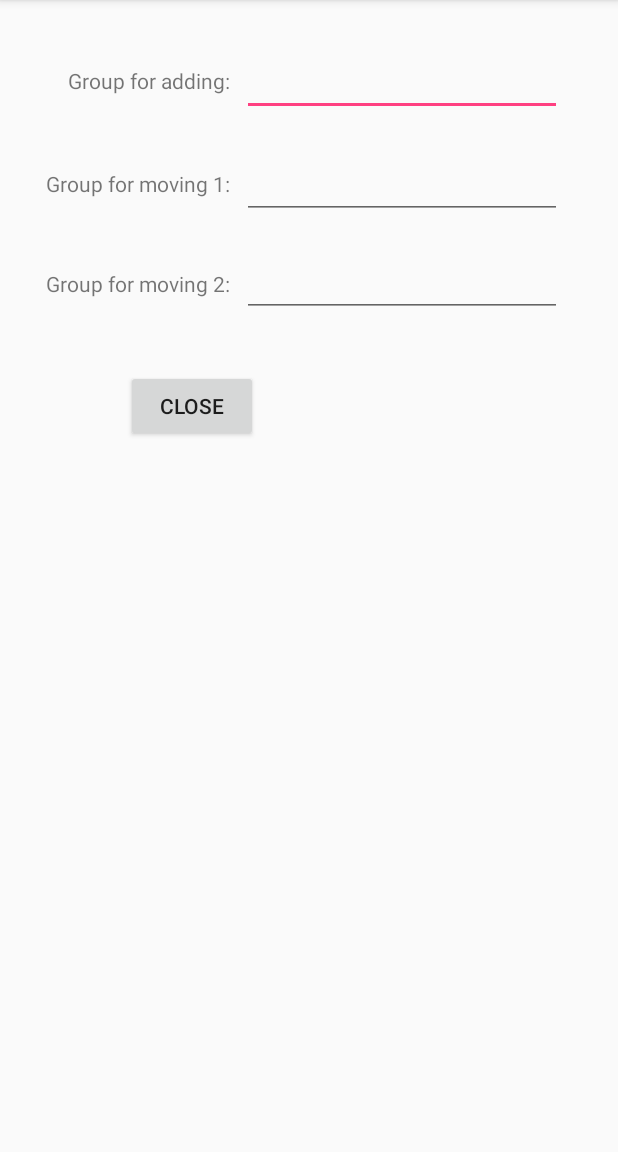
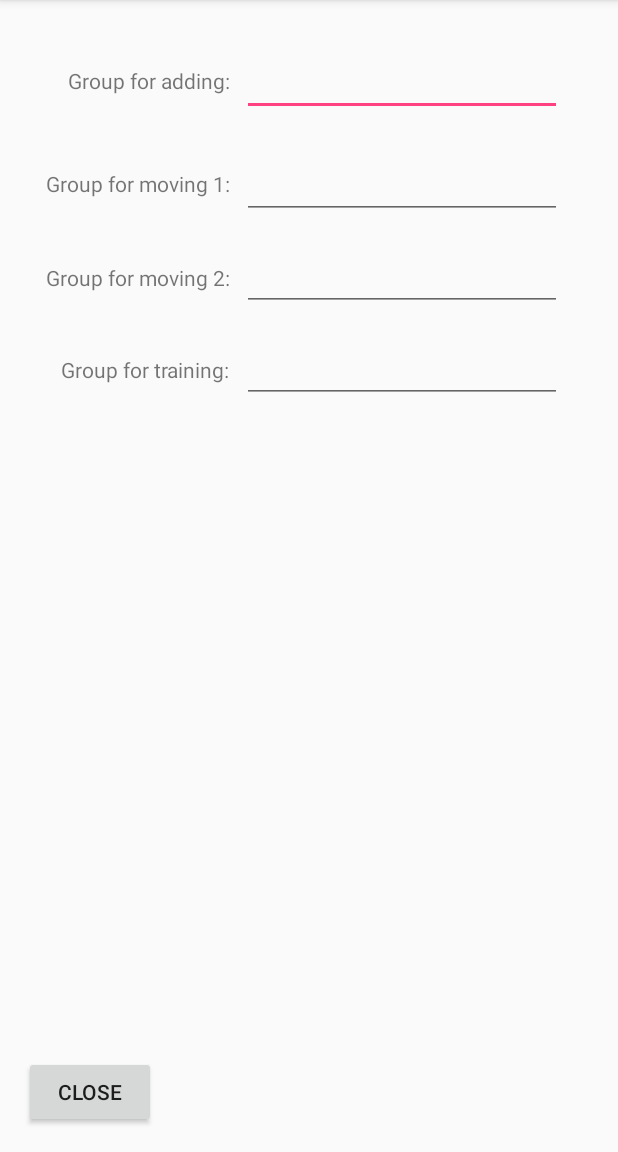
Before and after one commit to ander335/ForeignCards, an Android app: the SettingsActivity screen opened directly, with no data from a screen before it, on a phone screen of 412 x 824 dp, the part 84-1236 px from its top. Run offline under Robolectric (Android 15) with nearby library versions, the phone set to English and light mode, and no system bars; network calls fail; 8 statements that could not run were skipped.

Commit message:
ActivityTrain: code prototype

```diff
--- a/app/src/main/java/inc/aminkinen/foreigncards/SettingsActivity.kt
+++ b/app/src/main/java/inc/aminkinen/foreigncards/SettingsActivity.kt
@@ -34,16 +34,23 @@ class SettingsActivity : AppCompatActivity() {
         val settings = db.getSettings()
 
         val adding = findViewById<EditText>(R.id.text_group_for_adding)
+        val training = findViewById<EditText>(R.id.text_group_for_training)
         val moving1 = findViewById<EditText>(R.id.text_group_for_moving_1)
         val moving2 = findViewById<EditText>(R.id.text_group_for_moving_2)
 
         adding.setText("${settings.GroupIdForAdding}")
+        training.setText("${settings.GroupIdForTraining}")
         moving1.setText("${settings.GroupIdForMoving1}")
         moving2.setText("${settings.GroupIdForMoving2}")
 
         adding.addTextChangedListener(TextWatcherEx { g : Int, s : Settings ->
             Log.i("SettingsActivity", "Change adding group: $g (old: ${s.GroupIdForAdding})")
             s.GroupIdForAdding = g
+            s
+        })
+        training.addTextChangedListener(TextWatcherEx { g : Int, s : Settings ->
+            Log.i("SettingsActivity", "Change training group: $g (old: ${s.GroupIdForTraining})")
+            s.GroupIdForTraining = g
             s
         })
         moving1.addTextChangedListener(TextWatcherEx { g : Int, s : Settings ->
--- a/app/src/main/java/inc/aminkinen/foreigncards/database/DbProvider.kt
+++ b/app/src/main/java/inc/aminkinen/foreigncards/database/DbProvider.kt
@@ -96,6 +96,7 @@ class DbProvider(ctx : Context) {
 
         val result = Settings(
                 c.getInt(c.getColumnIndex("GroupIdForAdding")),
+                c.getInt(c.getColumnIndex("GroupIdForTraining")),
                 c.getInt(c.getColumnIndex("GroupIdForMoving1")),
                 c.getInt(c.getColumnIndex("GroupIdForMoving2")));
         c.close()
@@ -106,6 +107,7 @@ class DbProvider(ctx : Context) {
     fun updateSettings(s: Settings) {
         val v = ContentValues()
         v.put("GroupIdForAdding", s.GroupIdForAdding)
+        v.put("GroupIdForTraining", s.GroupIdForTraining)
         v.put("GroupIdForMoving1", s.GroupIdForMoving1)
         v.put("GroupIdForMoving2", s.GroupIdForMoving2)
 
@@ -114,7 +116,7 @@ class DbProvider(ctx : Context) {
 
     companion object {
         private object Holder { var instance : DbProvider? = null }
-        val Instance : DbProvider by lazy { Holder.instance ?: throw Exception("Processor wasn't initialized!") }
+        val Instance : DbProvider by lazy { Holder.instance ?: throw Exception("Provider wasn't initialized!") }
 
         fun init(ctx : Context) {
             if (Holder.instance != null)
--- a/app/src/main/java/inc/aminkinen/foreigncards/entities/Settings.kt
+++ b/app/src/main/java/inc/aminkinen/foreigncards/entities/Settings.kt
@@ -1,5 +1,6 @@
 package inc.aminkinen.foreigncards.entities
 
 class Settings(var GroupIdForAdding: Int = -1,
+               var GroupIdForTraining: Int = -1,
                var GroupIdForMoving1: Int = -1,
                var GroupIdForMoving2: Int = -1)
--- a/app/src/main/res/layout/activity_settings.xml
+++ b/app/src/main/res/layout/activity_settings.xml
@@ -76,7 +76,7 @@
         android:layout_width="wrap_content"
         android:layout_height="wrap_content"
         android:layout_marginEnd="8dp"
-        android:layout_marginTop="20dp"
+        android:layout_marginTop="16dp"
         android:ems="10"
         android:inputType="textPersonName|number"
         app:layout_constraintEnd_toEndOf="@+id/text_group_for_adding"
@@ -88,13 +88,35 @@
         android:id="@+id/sa_button_close"
         android:layout_width="wrap_content"
         android:layout_height="wrap_content"
+        android:layout_marginBottom="16dp"
+        android:layout_marginStart="16dp"
+        android:text="@string/button_close_text"
+        app:layout_constraintBottom_toBottomOf="parent"
+        app:layout_constraintStart_toStartOf="parent" />
+
+    <TextView
+        android:id="@+id/textView4"
+        android:layout_width="wrap_content"
+        android:layout_height="wrap_content"
+        android:layout_marginBottom="8dp"
         android:layout_marginEnd="8dp"
+        android:layout_marginTop="8dp"
+        android:text="@string/activity_settings_group_for_training_label"
+        app:layout_constraintBottom_toBottomOf="@+id/text_group_for_training"
+        app:layout_constraintEnd_toStartOf="@+id/text_group_for_training"
+        app:layout_constraintTop_toTopOf="@+id/text_group_for_training" />
+
+    <EditText
+        android:id="@+id/text_group_for_training"
+        android:layout_width="wrap_content"
+        android:layout_height="wrap_content"
         android:layout_marginStart="8dp"
-        android:layout_marginTop="48dp"
-        android:text="@string/button_close_text"
-        app:layout_constraintEnd_toEndOf="parent"
-        app:layout_constraintHorizontal_bias="0.247"
-        app:layout_constraintStart_toStartOf="parent"
-        app:layout_constraintTop_toBottomOf="@+id/textView3" />
+        android:layout_marginTop="16dp"
+        android:ems="10"
+        android:inputType="textPersonName"
+        app:layout_constraintEnd_toEndOf="@+id/text_group_for_adding"
+        app:layout_constraintHorizontal_bias="1.0"
+        app:layout_constraintStart_toStartOf="@+id/text_group_for_adding"
+        app:layout_constraintTop_toBottomOf="@+id/text_group_for_moving_2" />
 
 </android.support.constraint.ConstraintLayout>
--- a/app/src/main/res/values/strings.xml
+++ b/app/src/main/res/values/strings.xml
@@ -17,9 +17,11 @@
 
     <!-- activity settings -->
     <string name="activity_settings_group_for_adding_label">Group for adding:</string>
+    <string name="activity_settings_group_for_training_label">Group for training:</string>
     <string name="activity_settings_group_for_moving_1_label">Group for moving 1:</string>
     <string name="activity_settings_group_for_moving_2_label">Group for moving 2:</string>
 
     <!-- activity train -->
     <string name="at_button_move_to">Move to </string>
+    <string name="at_button_move_to_template">Move to %d</string>
 </resources>
```
Also changed, not shown: app/src/main/AndroidManifest.xml (+4 -4 lines), app/src/main/java/inc/aminkinen/foreigncards/TrainActivity.kt (added, +88 -0 lines), app/src/main/java/inc/aminkinen/foreigncards/entities/CardData.kt (+5 -5 lines).
